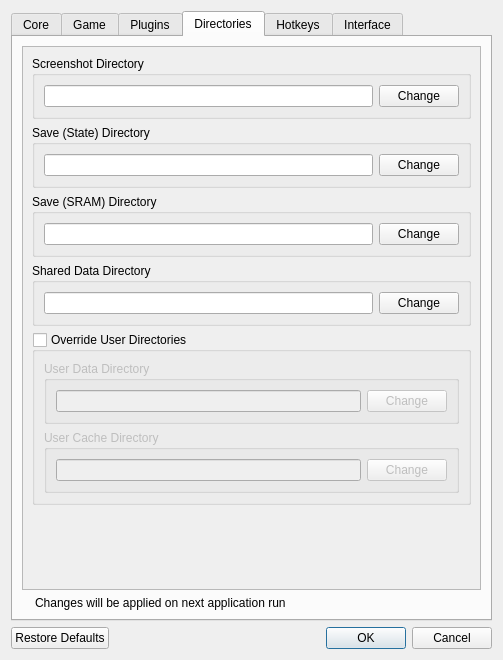
Qt form Source/RMG/UserInterface/Dialog/SettingsDialog.ui (Rosalie241/RMG) before a commit.
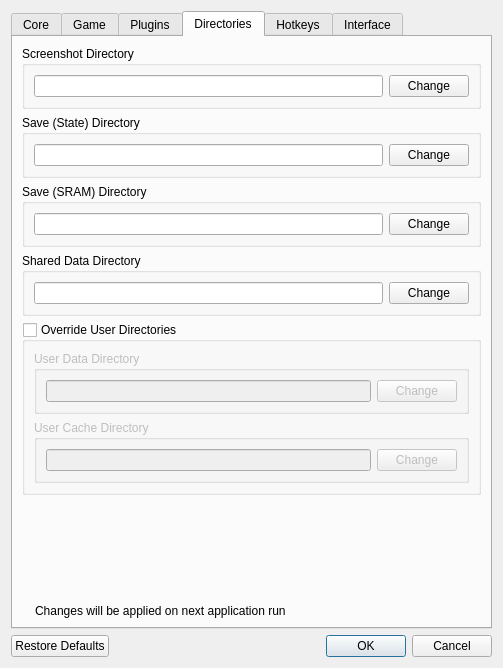
The same form after that commit. The open tabs and pages were chosen to show the change. Icons and pictures are not drawn. Custom widgets are drawn as their Qt base class.

Commit message: SettingsDialog: remove QScrollArea in directoriesTab

The edit to the form file:
```diff
--- a/Source/RMG/UserInterface/Dialog/SettingsDialog.ui
+++ b/Source/RMG/UserInterface/Dialog/SettingsDialog.ui
@@ -7,7 +7,7 @@
     <x>0</x>
     <y>0</y>
     <width>503</width>
-    <height>660</height>
+    <height>668</height>
    </rect>
   </property>
   <property name="sizePolicy">
@@ -912,34 +912,7 @@
           <attribute name="title">
            <string>Directories</string>
           </attribute>
-          <layout class="QVBoxLayout" name="verticalLayout_28">
-           <item>
-            <widget class="QScrollArea" name="scrollArea_3">
-             <property name="sizePolicy">
-              <sizepolicy hsizetype="Expanding" vsizetype="Expanding">
-               <horstretch>0</horstretch>
-               <verstretch>0</verstretch>
-              </sizepolicy>
-             </property>
-             <property name="widgetResizable">
-              <bool>true</bool>
-             </property>
-             <widget class="QWidget" name="scrollAreaWidgetContents_3">
-              <property name="geometry">
-               <rect>
-                <x>0</x>
-                <y>0</y>
-                <width>442</width>
-                <height>548</height>
-               </rect>
-              </property>
-              <property name="sizePolicy">
-               <sizepolicy hsizetype="Preferred" vsizetype="Minimum">
-                <horstretch>0</horstretch>
-                <verstretch>0</verstretch>
-               </sizepolicy>
-              </property>
-              <layout class="QVBoxLayout" name="verticalLayout_26">
+          <layout class="QVBoxLayout" name="verticalLayout_4">
                <item>
                 <widget class="QGroupBox" name="groupBox_26">
                  <property name="title">
@@ -1108,10 +1081,6 @@
                   </size>
                  </property>
                 </spacer>
-               </item>
-              </layout>
-             </widget>
-            </widget>
            </item>
            <item>
             <layout class="QHBoxLayout" name="emulationInfoLayout_13">
```
Lines whose indentation alone changed are shown as unchanged.
